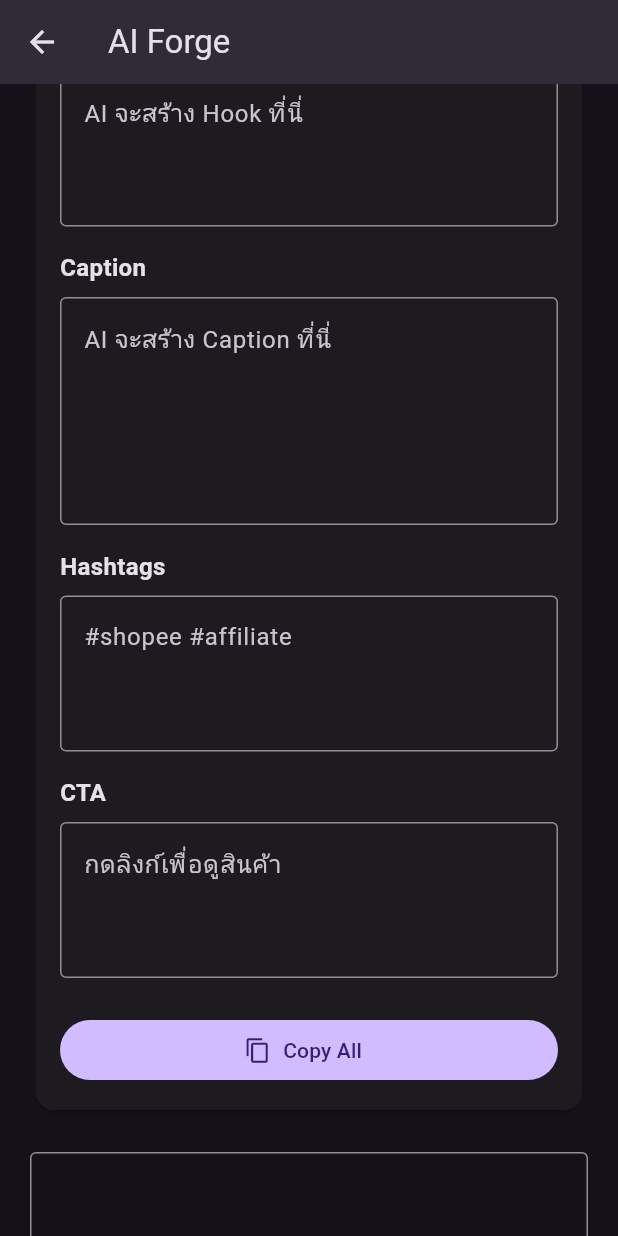
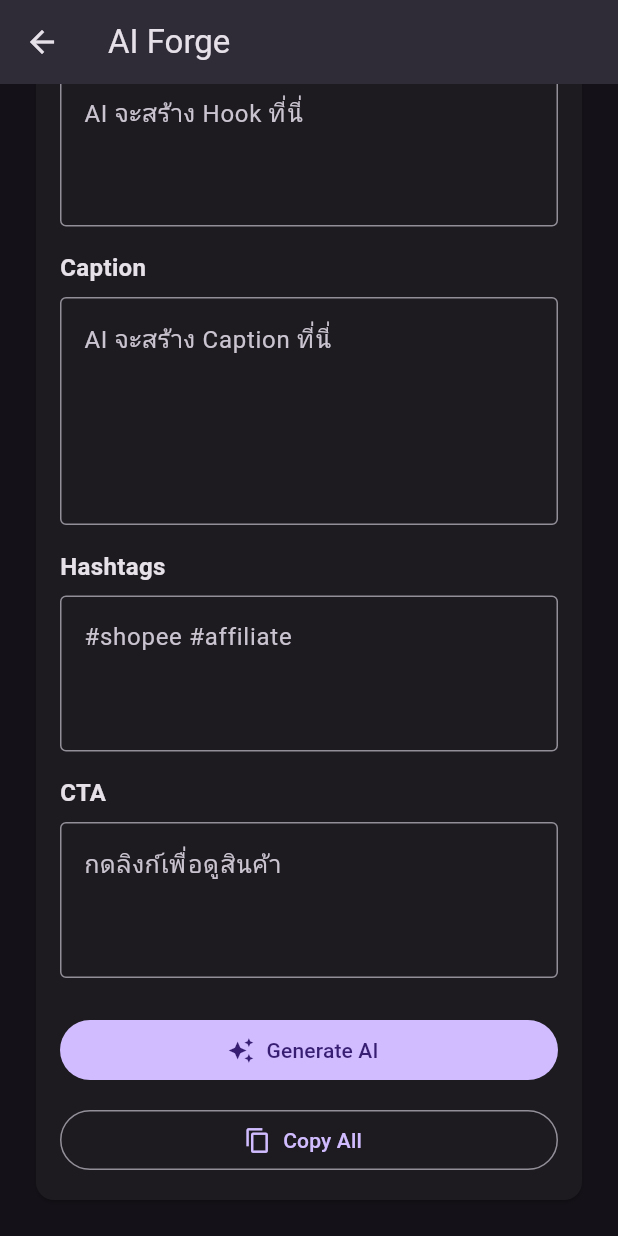
Before and after one commit to soloforge-ai/SoloForge-AI, a Flutter app: the ForgePage screen opened directly with empty values, scrolled down 793 dp, on a phone screen of 412 x 824 dp. Run offline on Flutter 3.47's test engine with Material 3 defaults, Android fonts, the light colour scheme and no system bars; our stand-ins replace csv.

Commit message:
Sprint 21.2 - Connect ForgePage to AI ContentEngine

```diff
--- a/frontend/lib/pages/forge_page.dart
+++ b/frontend/lib/pages/forge_page.dart
@@ -1,13 +1,16 @@
 import 'package:flutter/material.dart';
 import 'package:flutter/services.dart';
 
+import '../ai/content_engine.dart';
+import '../ai/platforms.dart';
+
 import '../models/affiliate_product.dart';
+import '../models/generated_content.dart';
 
-import '../widgets/forge/product_header.dart';
-import '../widgets/forge/miniboss_card.dart';
 import '../widgets/forge/analysis_card.dart';
 import '../widgets/forge/content_studio.dart';
-import '../engine/generate_engine.dart';
+import '../widgets/forge/miniboss_card.dart';
+import '../widgets/forge/product_header.dart';
 
 class ForgePage extends StatefulWidget {
   final AffiliateProduct product;
@@ -24,26 +27,34 @@ class ForgePage extends StatefulWidget {
 class _ForgePageState extends State<ForgePage> {
   int selectedPlatform = 0;
 
+  final hookController = TextEditingController();
   final captionController = TextEditingController();
-
-final hookController = TextEditingController();
-
   final hashtagController = TextEditingController();
-
   final ctaController = TextEditingController();
 
   final platforms = const [
-  "Facebook",
-  "TikTok",
-  "Lemon8",
-  "Threads",
-  "YouTube",
+    PlatformType.facebook,
+    PlatformType.tiktok,
+    PlatformType.lemon8,
+    PlatformType.x,
+    PlatformType.youtube,
   ];
 
-final generateEngine = const GenerateEngine();
+  bool isGenerating = false;
 
-void generateContent() {
-  final content = generateEngine.generate(widget.product);
+  Future<void> generateContent() async {
+    setState(() {
+      isGenerating = true;
+    });
+
+    try {
+      final GeneratedContent content =
+          await ContentEngine.generateContent(
+        product: widget.product.toProduct(),
+        platform: platforms[selectedPlatform],
+      );
+
+      if (!mounted) return;
 
       setState(() {
         hookController.text = content.hook;
@@ -51,21 +62,19 @@ void generateContent() {
         hashtagController.text = content.hashtags.join(" ");
         ctaController.text = content.callToAction;
       });
+    } finally {
+      if (mounted) {
+        setState(() {
+          isGenerating = false;
+        });
       }
-
-
-
-@override
-void dispose() {
-  captionController.dispose();
-  hookController.dispose();
-  hashtagController.dispose();
-  ctaController.dispose();
-  super.dispose();
+    }
   }
 
   void copyToClipboard(String text) {
-  Clipboard.setData(ClipboardData(text: text));
+    Clipboard.setData(
+      ClipboardData(text: text),
+    );
 
     ScaffoldMessenger.of(context).showSnackBar(
       const SnackBar(
@@ -75,10 +84,20 @@ void copyToClipboard(String text) {
     );
   }
 
+  @override
+  void dispose() {
+    hookController.dispose();
+    captionController.dispose();
+    hashtagController.dispose();
+    ctaController.dispose();
+
+    super.dispose();
+  }
 
   @override
   Widget build(BuildContext context) {
     final product = widget.product;
+
     return Scaffold(
       appBar: AppBar(
         title: const Text("AI Forge"),
@@ -92,15 +111,19 @@ void copyToClipboard(String text) {
 
             const SizedBox(height: 20),
 
-
             MiniBossCard(product: product),
 
             const SizedBox(height: 20),
 
-
             const AnalysisCard(),
 
             const SizedBox(height: 24),
+
+            if (isGenerating)
+              const Padding(
+                padding: EdgeInsets.only(bottom: 16),
+                child: LinearProgressIndicator(),
+              ),
 
             ContentStudio(
               selectedPlatform: selectedPlatform,
@@ -117,6 +140,8 @@ ContentStudio(
                 });
               },
 
+              onGenerate: generateContent,
+
               onCopy: () {
                 copyToClipboard(
                   '''
@@ -131,39 +156,9 @@ ${ctaController.text}
                 );
               },
             ),
-
-const SizedBox(height: 24),
-
-TextField(
-  controller: captionController,
-  maxLines: 4,
-  decoration: const InputDecoration(
-    labelText: "Caption",
-    border: OutlineInputBorder(),
-    hintText: "AI จะสร้าง Caption ที่นี่",
-  ),
-),
-
-const SizedBox(height: 12),
-
-SizedBox(
-  width: double.infinity,
-  child: FilledButton.icon(
-    onPressed: () {
-      copyToClipboard(captionController.text);
-    },
-    icon: const Icon(Icons.copy),
-    label: const Text("Copy Caption"),
-  ),
-),
-
-
           ],
         ),
       ),
     );
-
-const SizedBox(height: 24);
-
   }
 }
--- a/frontend/lib/widgets/forge/content_studio.dart
+++ b/frontend/lib/widgets/forge/content_studio.dart
@@ -1,13 +1,16 @@
 import 'package:flutter/material.dart';
 
+import '../../ai/platforms.dart';
 import 'content_field.dart';
 
 class ContentStudio extends StatelessWidget {
   final int selectedPlatform;
 
-  final List<String> platforms;
+  final List<PlatformType> platforms;
 
   final ValueChanged<int> onPlatformChanged;
+
+  final Future<void> Function() onGenerate;
 
   final VoidCallback onCopy;
 
@@ -21,12 +24,35 @@ class ContentStudio extends StatelessWidget {
     required this.selectedPlatform,
     required this.platforms,
     required this.onPlatformChanged,
+    required this.onGenerate,
     required this.onCopy,
     required this.hookController,
     required this.captionController,
     required this.hashtagController,
     required this.ctaController,
   });
+
+  String _platformName(PlatformType platform) {
+    switch (platform) {
+      case PlatformType.facebook:
+        return "Facebook";
+
+      case PlatformType.tiktok:
+        return "TikTok";
+
+      case PlatformType.instagram:
+        return "Instagram";
+
+      case PlatformType.lemon8:
+        return "Lemon8";
+
+      case PlatformType.youtube:
+        return "YouTube";
+
+      case PlatformType.x:
+        return "X";
+    }
+  }
 
   @override
   Widget build(BuildContext context) {
@@ -53,7 +79,9 @@ class ContentStudio extends StatelessWidget {
                 platforms.length,
                 (index) {
                   return ChoiceChip(
-                    label: Text(platforms[index]),
+                    label: Text(
+                      _platformName(platforms[index]),
+                    ),
                     selected: selectedPlatform == index,
                     onSelected: (_) {
                       onPlatformChanged(index);
@@ -101,9 +129,18 @@ class ContentStudio extends StatelessWidget {
             SizedBox(
               width: double.infinity,
               child: FilledButton.icon(
-                onPressed: () {
-                  onCopy();
-                },
+                onPressed: onGenerate,
+                icon: const Icon(Icons.auto_awesome),
+                label: const Text("Generate AI"),
+              ),
+            ),
+
+            const SizedBox(height: 12),
+
+            SizedBox(
+              width: double.infinity,
+              child: OutlinedButton.icon(
+                onPressed: onCopy,
                 icon: const Icon(Icons.copy),
                 label: const Text("Copy All"),
               ),
```
Lines whose indentation alone changed are shown as unchanged.
